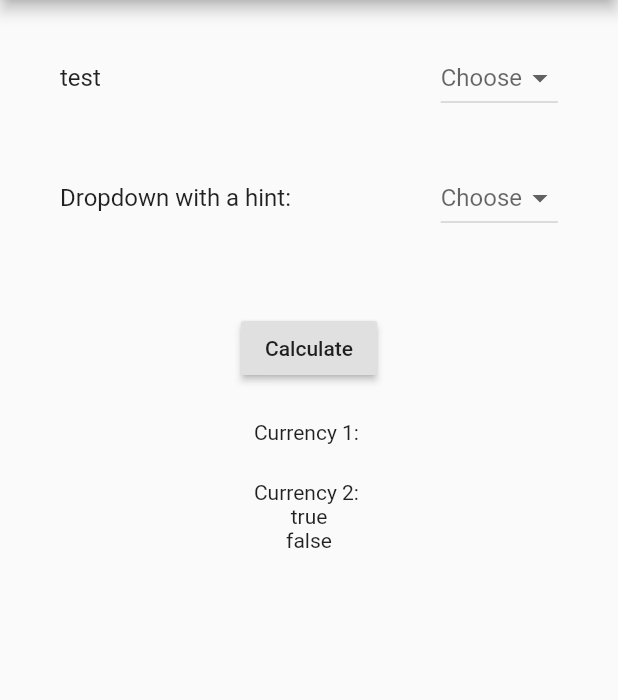
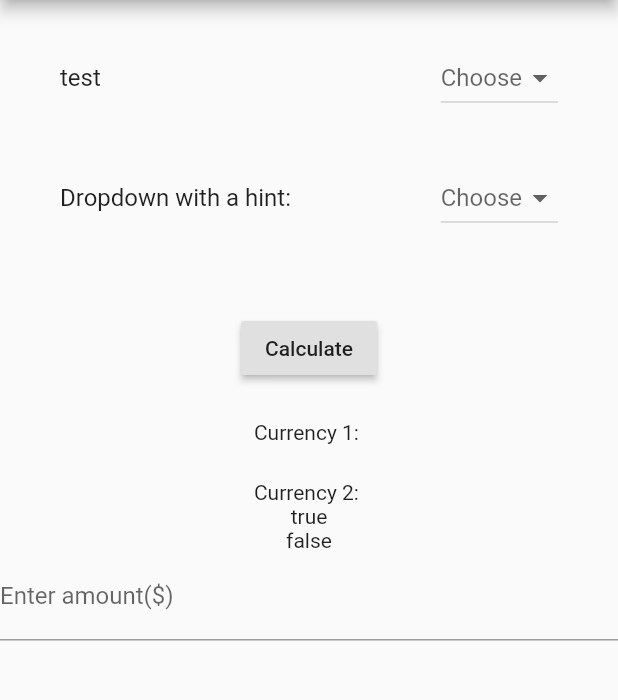
Before and after one commit to jltimm/inflation-calculator, a Flutter app: the screen it shows after launch, on a phone screen of 412 x 824 dp, the part 84-784 px from its top. Run offline on Flutter 3.47's test engine with Material 2 defaults, Android fonts, the phone set to English and light mode, and no system bars.

Commit message:
texts fields that (allegedly) takes numbers only

```diff
--- a/lib/currency.dart
+++ b/lib/currency.dart
@@ -11,12 +11,21 @@ class CurrencyWidget extends StatefulWidget {
 
 }
 
+Widget createNumberField() {
+    return new TextField(
+      keyboardType: TextInputType.number,
+      decoration: new InputDecoration(labelText: "Enter amount(\$)"),
+    );
+  }
+
+
 class CurrencyWidgetState extends State<CurrencyWidget> {
   Widget build(BuildContext context) {
     return new Column(
       children: [
         new Text(widget.test1.toString()),
         new Text(widget.test2.toString()),
+        createNumberField(),
       ]
     );
   }
```
